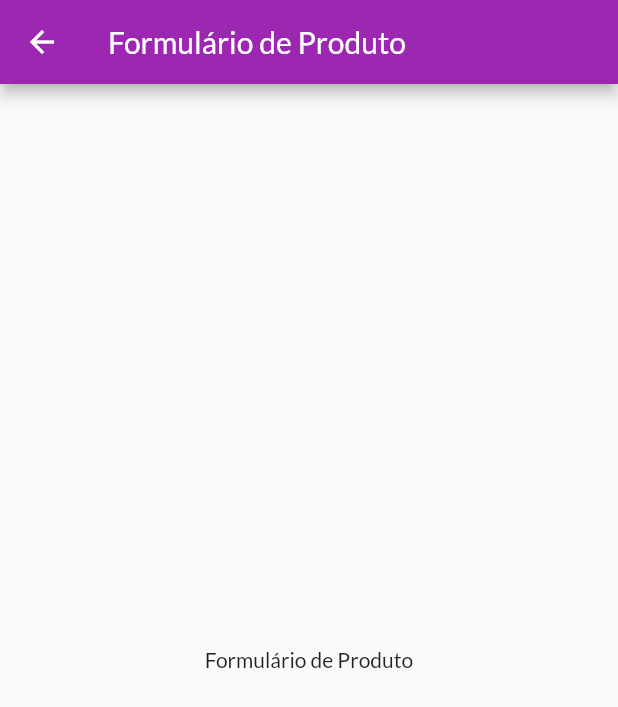
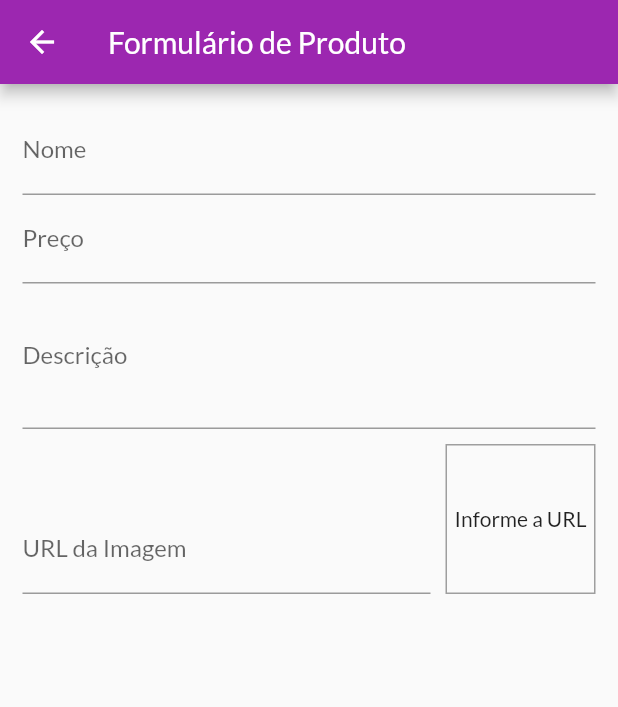
Before and after one commit to LuizFernandesOliveira/udemy-coder-shop-flutter, a Flutter app: the ProductFormPage screen opened by its route, on a phone screen of 412 x 824 dp. Shown: the top 707 px of the screen. Run offline on Flutter 3.47's test engine with Material 2 defaults, Android fonts, the phone set to English and light mode, and no system bars; network calls fail.

Commit message:
add fields form page

```diff
--- a/lib/pages/product_form_page.dart
+++ b/lib/pages/product_form_page.dart
@@ -8,15 +8,105 @@ class ProductFormPage extends StatefulWidget {
 }
 
 class _ProductFormPageState extends State<ProductFormPage> {
+  final _priceFocus = FocusNode();
+  final _descriptionFocus = FocusNode();
+  final _imageUrlFocus = FocusNode();
+  final _imageUrlController = TextEditingController();
+
+  @override
+  void dispose() {
+    // TODO: implement dispose
+    super.dispose();
+    _priceFocus.dispose();
+    _descriptionFocus.dispose();
+    _imageUrlFocus.dispose();
+    _imageUrlFocus.removeListener(_updateImageUrl);
+  }
+
+  @override
+  void initState() {
+    // TODO: implement initState
+    super.initState();
+    _imageUrlFocus.addListener(_updateImageUrl);
+  }
+
+  void _updateImageUrl() {
+    if (!_imageUrlFocus.hasFocus) {
+      setState(() {});
+    }
+  }
+
   @override
   Widget build(BuildContext context) {
     return Scaffold(
       appBar: AppBar(
         title: const Text('Formulário de Produto'),
       ),
-      body: const Center(
-        child: Text('Formulário de Produto'),
-      ),
+      body: Form(
+        child: ListView(
+          padding: const EdgeInsets.all(15),
+          children: [
+            TextFormField(
+              decoration: const InputDecoration(labelText: 'Nome'),
+              textInputAction: TextInputAction.next,
+              onFieldSubmitted: (_) {
+                FocusScope.of(context).requestFocus(_priceFocus);
+              },
+            ),
+            TextFormField(
+              decoration: const InputDecoration(labelText: 'Preço'),
+              textInputAction: TextInputAction.next,
+              focusNode: _priceFocus,
+              keyboardType: TextInputType.numberWithOptions(
+                decimal: true,
+              ),
+              onFieldSubmitted: (_) {
+                FocusScope.of(context).requestFocus(_descriptionFocus);
+              },
+            ),
+            TextFormField(
+              decoration: const InputDecoration(labelText: 'Descrição'),
+              focusNode: _descriptionFocus,
+              keyboardType: TextInputType.multiline,
+              maxLines: 3,
+            ),
+            Row(
+              crossAxisAlignment: CrossAxisAlignment.end,
+              children: [
+                Expanded(
+                  child: TextFormField(
+                    decoration: const InputDecoration(labelText: 'URL da Imagem'),
+                    textInputAction: TextInputAction.done,
+                    keyboardType: TextInputType.url,
+                    focusNode: _imageUrlFocus,
+                    controller: _imageUrlController,
+                  ),
+                ),
+                Container(
+                  height: 100,
+                  width: 100,
+                  margin: const EdgeInsets.only(top: 10, left: 10),
+                  decoration: const BoxDecoration(
+                    border: Border(
+                      top: BorderSide(width: 1, color: Colors.grey),
+                      left: BorderSide(width: 1, color: Colors.grey),
+                      right: BorderSide(width: 1, color: Colors.grey),
+                      bottom: BorderSide(width: 1, color: Colors.grey),
+                    ),
+                  ),
+                  alignment: Alignment.center,
+                  child: _imageUrlController.text.isEmpty ? Text('Informe a URL') : FittedBox(
+                    child: Image.network(
+                      _imageUrlController.text,
+                      fit: BoxFit.cover,
+                    ),
+                  ),
+                ),
+              ],
+            ),
+          ],
+        ),
+      )
     );
   }
 }
```
